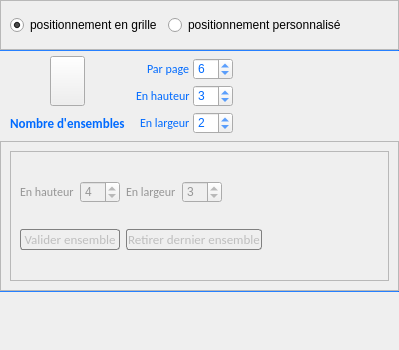
Before: the Qt Designer form PhotosConsigne/ui/pagesets.ui in FlorianLance/PhotosConsigne, drawn with Qt 5.
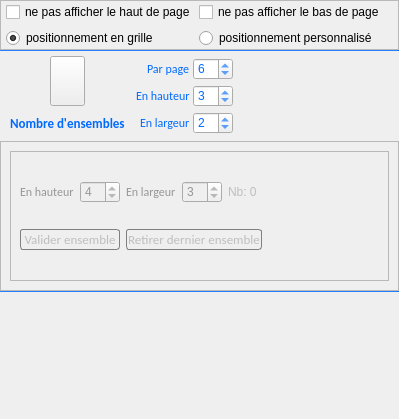
After: the same form once the commit is applied. Icons and pictures are not drawn.

```diff
--- a/PhotosConsigne/ui/pagesets.ui
+++ b/PhotosConsigne/ui/pagesets.ui
@@ -7,7 +7,7 @@
     <x>0</x>
     <y>0</y>
     <width>399</width>
-    <height>350</height>
+    <height>419</height>
    </rect>
   </property>
   <property name="maximumSize">
@@ -49,8 +49,26 @@
      <property name="frameShadow">
       <enum>QFrame::Raised</enum>
      </property>
-     <layout class="QHBoxLayout" name="horizontalLayout">
-      <item>
+     <layout class="QGridLayout" name="gridLayout_3">
+      <property name="leftMargin">
+       <number>5</number>
+      </property>
+      <property name="topMargin">
+       <number>3</number>
+      </property>
+      <property name="rightMargin">
+       <number>5</number>
+      </property>
+      <property name="bottomMargin">
+       <number>3</number>
+      </property>
+      <property name="horizontalSpacing">
+       <number>3</number>
+      </property>
+      <property name="verticalSpacing">
+       <number>10</number>
+      </property>
+      <item row="1" column="1">
        <widget class="QRadioButton" name="rbGrid">
         <property name="text">
          <string>positionnement en grille</string>
@@ -60,14 +78,14 @@
         </property>
        </widget>
       </item>
-      <item>
+      <item row="1" column="2">
        <widget class="QRadioButton" name="rbPersonnalised">
         <property name="text">
          <string>positionnement personnalisé</string>
         </property>
        </widget>
       </item>
-      <item>
+      <item row="1" column="3">
        <spacer name="horizontalSpacer">
         <property name="orientation">
          <enum>Qt::Horizontal</enum>
@@ -80,6 +98,20 @@
         </property>
        </spacer>
       </item>
+      <item row="0" column="1">
+       <widget class="QCheckBox" name="cbDontDisplayHeader">
+        <property name="text">
+         <string>ne pas afficher le haut de page</string>
+        </property>
+       </widget>
+      </item>
+      <item row="0" column="2">
+       <widget class="QCheckBox" name="cbDontDisplayFooter">
+        <property name="text">
+         <string>ne pas afficher le bas de page</string>
+        </property>
+       </widget>
+      </item>
      </layout>
     </widget>
    </item>
@@ -826,6 +858,13 @@
            </property>
           </spacer>
          </item>
+         <item row="0" column="4">
+          <widget class="QLabel" name="laNbSets">
+           <property name="text">
+            <string>Nb: 0</string>
+           </property>
+          </widget>
+         </item>
         </layout>
        </widget>
       </item>
```
